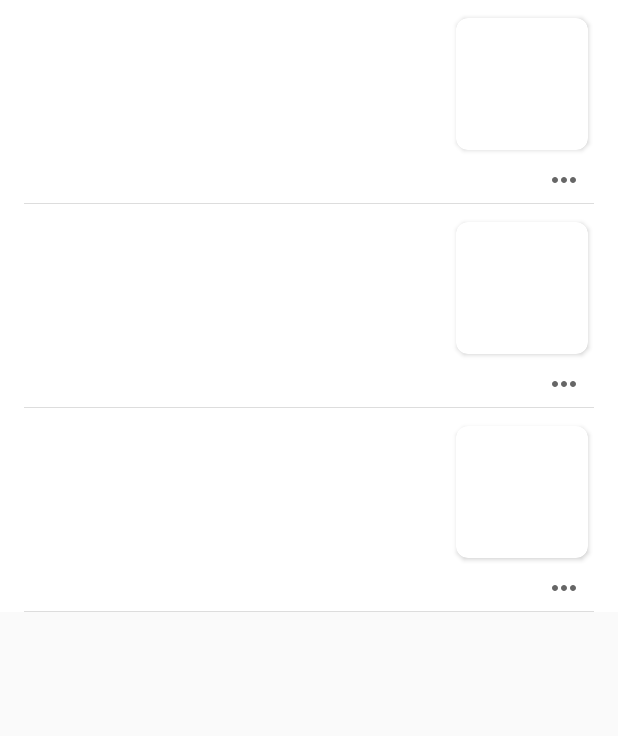
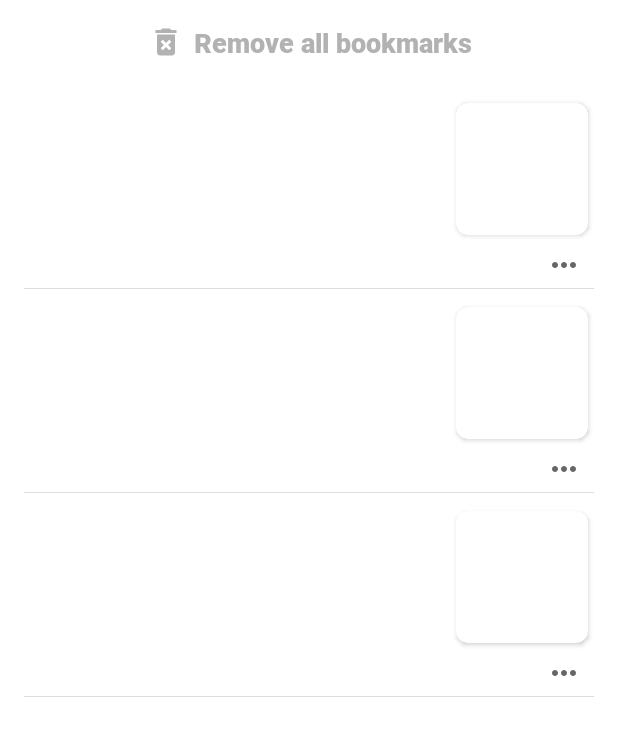
Before and after one commit to nitupaul91/Positive-News, an Android app: the layout fragment_bookmarked_news_list.xml on its own in the app's theme, with its tools: preview values and no code run, on a phone screen of 412 x 824 dp. Shown: the top 736 px of the screen. Run offline under Robolectric (Android 15) with nearby library versions, the phone set to English and light mode, and no system bars; network calls fail.

Commit message:
Add deleteAllBookmarks feature

```diff
--- a/app/src/main/java/com/codingbatch/positivenews/data/local/NewsDao.kt
+++ b/app/src/main/java/com/codingbatch/positivenews/data/local/NewsDao.kt
@@ -29,4 +29,7 @@ interface NewsDao {
 
     @Query("DELETE FROM news WHERE isBookmarked = 0")
     fun deleteNonBookmarkedNews(): Completable
+
+    @Query("DELETE FROM news WHERE isBookmarked = 1")
+    fun deleteAllBookmarkedNews(): Completable
 }
--- a/app/src/main/java/com/codingbatch/positivenews/data/repository/NewsRepository.kt
+++ b/app/src/main/java/com/codingbatch/positivenews/data/repository/NewsRepository.kt
@@ -23,6 +23,10 @@ class NewsRepository @Inject constructor(
 
     fun getBookmarkedNews(): Flowable<List<News>> {
         return newsDao.getBookmarkedNews()
+    }
+
+    fun deleteAllBookmarkedNews(): Completable {
+        return newsDao.deleteAllBookmarkedNews()
     }
 
     fun searchNews(searchText: String): List<News>? {
--- a/app/src/main/java/com/codingbatch/positivenews/ui/bookmarkednewslist/BookmarkedNewsListViewModel.kt
+++ b/app/src/main/java/com/codingbatch/positivenews/ui/bookmarkednewslist/BookmarkedNewsListViewModel.kt
@@ -13,9 +13,25 @@ class BookmarkedNewsListViewModel @ViewModelInject constructor(
 ) : BaseViewModel() {
 
     val bookmarkedNewsList = MutableLiveData<List<News>>()
+    val isRemoveButtonVisible = MutableLiveData<Boolean>()
+    val isPlaceHolderTextVisible = MutableLiveData<Boolean>()
 
     init {
         getBookmarkedNews()
+    }
+
+    fun deleteAllBookmarks() {
+        disposable.add(
+            repository.deleteAllBookmarkedNews()
+                .observeOn(AndroidSchedulers.mainThread())
+                .subscribeOn(Schedulers.io())
+                .subscribe({
+                    //todo hide text when there are no bookmarks left
+                    //todo also add placeholder text
+                }, { throwable ->
+                    throwable.printStackTrace()
+                })
+        )
     }
 
     private fun getBookmarkedNews() {
@@ -24,6 +40,8 @@ class BookmarkedNewsListViewModel @ViewModelInject constructor(
                 .observeOn(AndroidSchedulers.mainThread())
                 .subscribeOn(Schedulers.io())
                 .subscribe({ news ->
+                    isRemoveButtonVisible.value = news.isNotEmpty()
+                    isPlaceHolderTextVisible.value = news.isEmpty()
                     bookmarkedNewsList.value = news
                 }, { throwable ->
                     throwable.printStackTrace()
--- a/app/src/main/java/com/codingbatch/positivenews/ui/common/bindings/ViewBindings.kt
+++ b/app/src/main/java/com/codingbatch/positivenews/ui/common/bindings/ViewBindings.kt
@@ -57,5 +57,11 @@ class ViewBindings {
         ) {
             bottomNavigationView.setOnNavigationItemSelectedListener(listener)
         }
+
+        @JvmStatic
+        @BindingAdapter("isVisible")
+        fun isVisible(view: View, isVisible: Boolean) {
+            view.visibility = if (isVisible) View.VISIBLE else View.GONE
+        }
     }
 }
--- /dev/null
+++ b/app/src/main/res/drawable/ic_delete_forever_black.xml
@@ -0,0 +1,9 @@
+<vector xmlns:android="http://schemas.android.com/apk/res/android"
+        android:width="24dp"
+        android:height="24dp"
+        android:viewportWidth="24.0"
+        android:viewportHeight="24.0">
+    <path
+        android:fillColor="@color/medium_gray"
+        android:pathData="M6,19c0,1.1 0.9,2 2,2h8c1.1,0 2,-0.9 2,-2L18,7L6,7v12zM8.46,11.88l1.41,-1.41L12,12.59l2.12,-2.12 1.41,1.41L13.41,14l2.12,2.12 -1.41,1.41L12,15.41l-2.12,2.12 -1.41,-1.41L10.59,14l-2.13,-2.12zM15.5,4l-1,-1h-5l-1,1L5,4v2h14L19,4z"/>
+</vector>
--- a/app/src/main/res/layout/fragment_bookmarked_news_list.xml
+++ b/app/src/main/res/layout/fragment_bookmarked_news_list.xml
@@ -1,5 +1,5 @@
 <?xml version="1.0" encoding="utf-8"?>
-<layout>
+<layout xmlns:app="http://schemas.android.com/apk/res-auto">
 
     <data>
 
@@ -11,13 +11,51 @@
 
     <androidx.constraintlayout.widget.ConstraintLayout xmlns:android="http://schemas.android.com/apk/res/android"
         android:layout_width="match_parent"
-        android:layout_height="match_parent">
+        android:layout_height="match_parent"
+        android:background="@color/white">
+
+        <TextView
+            android:id="@+id/tvRemoveAllBookmarks"
+            isVisible="@{viewModel.isRemoveButtonVisible}"
+            android:layout_width="wrap_content"
+            android:layout_height="wrap_content"
+            android:layout_marginTop="16dp"
+            android:drawableStart="@drawable/ic_delete_forever_black"
+            android:drawablePadding="6dp"
+            android:fontFamily="@font/roboto_black"
+            android:gravity="center"
+            android:textColor="#B2B2B2"
+            android:onClick="@{()->viewModel.deleteAllBookmarks()}"
+            android:text="@string/remove_all_bookmarks"
+            android:textSize="18sp"
+            app:layout_constraintEnd_toEndOf="parent"
+            app:layout_constraintStart_toStartOf="parent"
+            app:layout_constraintTop_toTopOf="parent" />
+
+        <TextView
+            android:id="@+id/tvPlaceHolder"
+            isVisible="@{viewModel.isPlaceHolderTextVisible}"
+            android:layout_width="wrap_content"
+            android:layout_height="wrap_content"
+            android:drawableBottom="@drawable/ic_bookmark_border"
+            android:drawablePadding="6dp"
+            android:fontFamily="@font/roboto_black"
+            android:text="@string/bookmarks_placeholder_text"
+            android:textSize="18sp"
+            android:textColor="#B2B2B2"
+            app:layout_constraintBottom_toBottomOf="parent"
+            app:layout_constraintEnd_toEndOf="parent"
+            app:layout_constraintStart_toStartOf="parent"
+            app:layout_constraintTop_toTopOf="parent" />
 
         <androidx.recyclerview.widget.RecyclerView xmlns:tools="http://schemas.android.com/tools"
             android:id="@+id/rvBookmarkedNewsList"
+            news="@{viewModel.bookmarkedNewsList}"
             android:layout_width="match_parent"
-            android:layout_height="match_parent"
-            news="@{viewModel.bookmarkedNewsList}"
+            android:layout_height="wrap_content"
+            android:layout_marginTop="16dp"
+            app:layout_constraintStart_toStartOf="parent"
+            app:layout_constraintTop_toBottomOf="@+id/tvRemoveAllBookmarks"
             tools:listitem="@layout/item_list_news" />
 
     </androidx.constraintlayout.widget.ConstraintLayout>
--- a/app/src/main/res/values/strings.xml
+++ b/app/src/main/res/values/strings.xml
@@ -19,4 +19,9 @@
 
     <!--    NewsListFragment-->
     <string name="news_list_fragment_item_header">Today\'s news</string>
+
+    <!--    BookmarkListFragment-->
+    <string name="remove_all_bookmarks">Remove all bookmarks</string>
+    <string name="bookmarks_placeholder_text">You have no bookmarks yet.</string>
+
 </resources>
```
